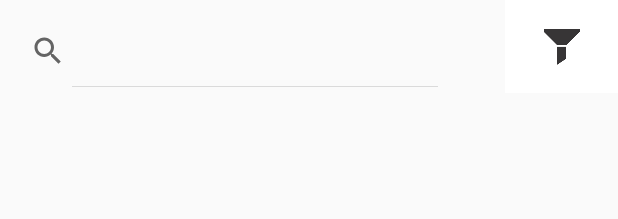
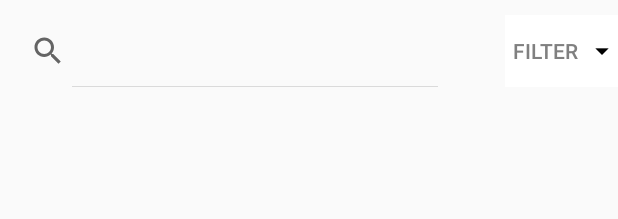
Before and after one commit to singhh213/project-fresh, an Android app: the layout fragment_recipe.xml on its own in the app's theme, with its tools: preview values and no code run, on a phone screen of 412 x 824 dp. Shown: the top 219 px of the screen. Run offline under Robolectric (Android 15) with nearby library versions, the phone set to English and light mode, and no system bars.

Commit message:
UI tweaks

```diff
--- a/app/src/main/java/edu/uw/singhh17/project_fresh/Adapters/RecipeShoppingAdapter.java
+++ b/app/src/main/java/edu/uw/singhh17/project_fresh/Adapters/RecipeShoppingAdapter.java
@@ -62,7 +62,7 @@ public class RecipeShoppingAdapter extends ArrayAdapter<RecipeShoppingObject> {
             amountText.setTextSize(22);
             amountText.setText(">");
             amountText.setTextColor(Color.WHITE);
-            row.setBackgroundColor(Color.parseColor("#9BE52A"));
+            row.setBackgroundColor(Color.parseColor("#7cae41"));
 
         } else {
             itemText.setText(name);
--- a/app/src/main/java/edu/uw/singhh17/project_fresh/Recipe.java
+++ b/app/src/main/java/edu/uw/singhh17/project_fresh/Recipe.java
@@ -212,7 +212,7 @@ public class Recipe extends Fragment {
             }
         });
 
-        final ImageButton filterButton = (ImageButton) rootView.findViewById(R.id.filterButton);
+        final Button filterButton = (Button) rootView.findViewById(R.id.filterButton);
         filterButton.setOnClickListener(new View.OnClickListener() {
 
             @Override
--- a/app/src/main/res/layout/activity_login.xml
+++ b/app/src/main/res/layout/activity_login.xml
@@ -58,6 +58,6 @@
         android:layout_alignEnd="@+id/password"
         android:layout_alignLeft="@+id/password"
         android:layout_alignStart="@+id/password"
-        android:background="#2e8746"
+        android:background="@color/actionBarGreen"
         android:textColor="#ffffff" />
 </RelativeLayout>
--- a/app/src/main/res/layout/activity_main.xml
+++ b/app/src/main/res/layout/activity_main.xml
@@ -41,20 +41,20 @@
             android:id="@+id/home"
             android:src="@drawable/ic_home_button"
             android:layout_weight="1"
-            android:background="@color/bottomBarGreen" />
+            android:background="@color/actionBarGreen" />
         <ImageButton
             android:layout_width="wrap_content"
             android:layout_height="?attr/actionBarSize"
             android:id="@+id/scan"
             android:src="@drawable/ic_scan_button"
             android:layout_weight="1"
-            android:background="@color/bottomBarGreen" />
+            android:background="@color/actionBarGreen" />
         <ImageButton
             android:layout_width="wrap_content"
             android:layout_height="?attr/actionBarSize"
             android:id="@+id/recipe"
             android:src="@drawable/ic_recipe_button"
             android:layout_weight="1"
-            android:background="@color/bottomBarGreen" />
+            android:background="@color/actionBarGreen" />
     </LinearLayout>
 </RelativeLayout>
--- a/app/src/main/res/layout/fragment_recipe.xml
+++ b/app/src/main/res/layout/fragment_recipe.xml
@@ -24,12 +24,16 @@
         android:layout_marginTop="10dp"
         android:iconifiedByDefault="false" />
 
-    <ImageButton
+    <Button
         android:layout_width="75dp"
-        android:layout_height="62dp"
+        android:layout_height="wrap_content"
         android:id="@+id/filterButton"
         android:layout_gravity="right|top"
-        android:src="@drawable/ic_recipe_menu_icon"
-        android:background="#ffffff" />
+        android:layout_marginTop="10dp"
+        android:text="FILTER"
+        android:textColor="#808080"
+        android:drawableRight="@drawable/ic_arrow_down"
+        android:background="#ffffff"
+        style="?android:attr/borderlessButtonStyle"/>
 
 </FrameLayout>
--- a/app/src/main/res/layout/row_recipe.xml
+++ b/app/src/main/res/layout/row_recipe.xml
@@ -3,7 +3,7 @@
     android:orientation="vertical" android:layout_width="match_parent"
     android:layout_height="match_parent"
     android:weightSum="1"
-    android:padding="@dimen/activity_vertical_margin">
+    android:padding="8dp">
 
     <LinearLayout
         android:orientation="vertical"
--- a/app/src/main/res/layout/row_recipe_shopping_list.xml
+++ b/app/src/main/res/layout/row_recipe_shopping_list.xml
@@ -16,7 +16,8 @@
         android:paddingLeft="20dp"
         android:paddingRight="20dp"
         android:paddingStart="20dp"
-        android:singleLine="false" />
+        android:singleLine="false"
+        android:textColor="#4c626d" />
 
     <TextView
         android:layout_width="wrap_content"
@@ -32,5 +33,6 @@
         android:paddingLeft="20dp"
         android:paddingRight="20dp"
         android:paddingStart="20dp"
-        android:singleLine="false" />
+        android:singleLine="false"
+        android:textColor="#4c626d" />
 </RelativeLayout>
--- a/app/src/main/res/layout/row_shopping_list.xml
+++ b/app/src/main/res/layout/row_shopping_list.xml
@@ -14,5 +14,7 @@
             android:paddingLeft="20dp"
             android:paddingRight="20dp"
             android:paddingStart="20dp"
-        android:singleLine="false" />
+            android:singleLine="false"
+            android:textColor="#4c626d" />
+
 </LinearLayout>
--- a/app/src/main/res/values/styles.xml
+++ b/app/src/main/res/values/styles.xml
@@ -4,7 +4,7 @@
     <style name="AppTheme" parent="Theme.AppCompat.Light.DarkActionBar">
         <!-- Customize your theme here. -->
         <item name="colorPrimary">@color/actionBarGreen</item>
-        <item name="colorPrimaryDark">@color/bottomBarGreen</item>
+        <!--<item name="colorPrimaryDark">@color/bottomBarGreen</item>-->
         <item name="colorAccent">@color/colorAccent</item>
         <!--<item name="android:popupBackground">@color/actionBarGreen</item>-->
         <!--<item name="android:popupMenuStyle">@style/PopupMenu</item>-->
```
Also changed, not shown: app/src/main/java/edu/uw/singhh17/project_fresh/Adapters/IngredientsAdapter.java (+7 -6 lines), app/src/main/res/layout/row_combine_recipe.xml (+6 -2 lines), app/src/main/res/drawable-hdpi/ic_arrow_down.png (added). Lines whose indentation alone changed are shown as unchanged.
